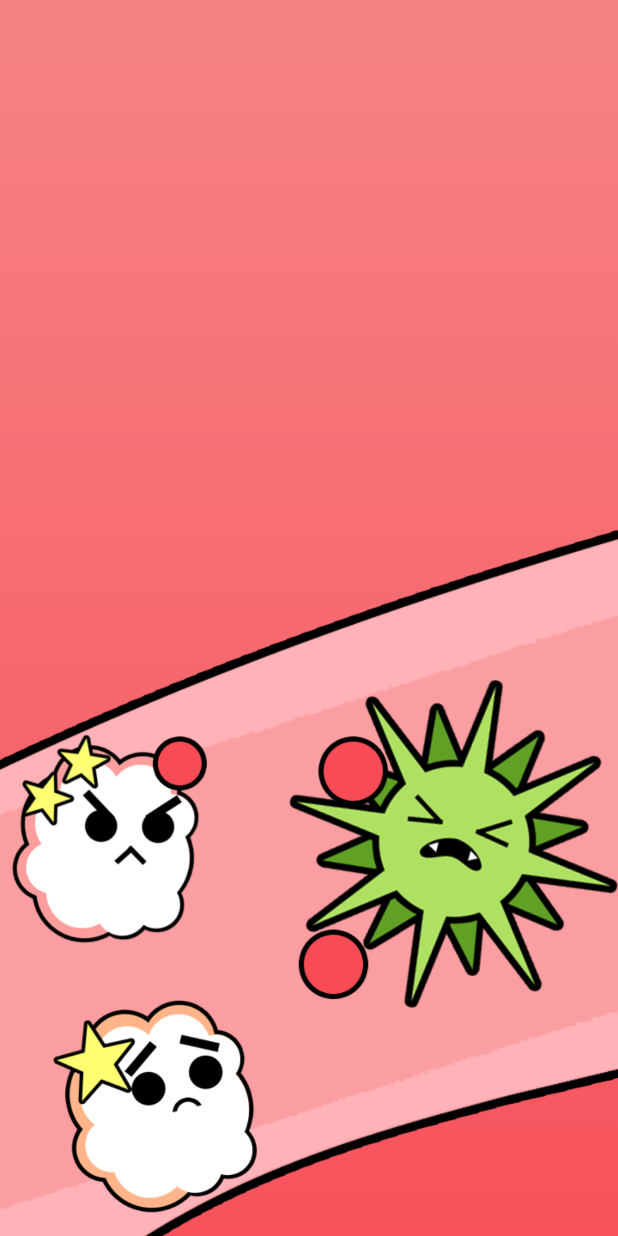
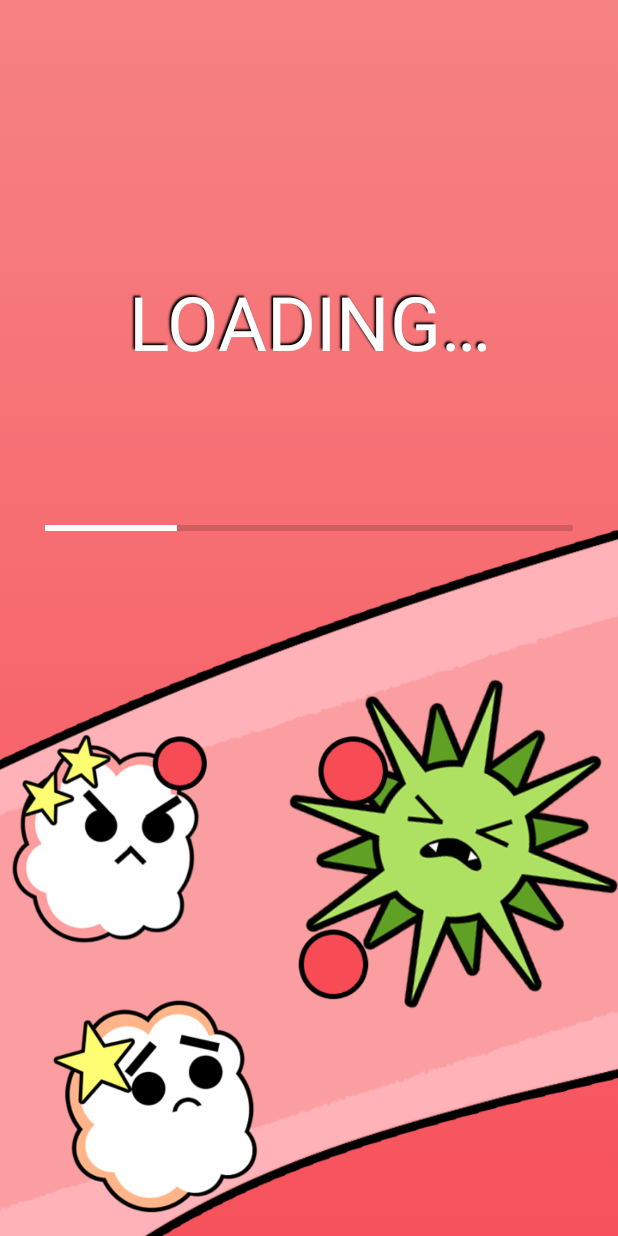
Before and after one commit to thegavyn/MOBAPDE_RESISTANCETD, an Android app: the layout activity_loading_screen.xml on its own in the app's theme, with its tools: preview values and no code run, on a phone screen of 412 x 824 dp. Run offline under Robolectric (Android 15) with nearby library versions, the phone set to English and light mode, and no system bars.

Commit message:
bug fix on pause and on resume, fix on loading screen

```diff
--- a/app/src/main/res/layout/activity_loading_screen.xml
+++ b/app/src/main/res/layout/activity_loading_screen.xml
@@ -1,10 +1,11 @@
 <?xml version="1.0" encoding="utf-8"?>
-<LinearLayout
+<android.support.constraint.ConstraintLayout
 	xmlns:android="http://schemas.android.com/apk/res/android"
 	xmlns:app="http://schemas.android.com/apk/res-auto"
 	xmlns:tools="http://schemas.android.com/tools"
 	android:layout_width="match_parent"
-	android:layout_height="match_parent">
+	android:layout_height="match_parent"
+	android:orientation="vertical">
 
 	<include
 		layout="@layout/icon_logo_layout"
@@ -13,47 +14,47 @@
 	<ProgressBar
 		android:id="@+id/pbLoadingProgress"
 		style="@style/Widget.AppCompat.ProgressBar.Horizontal"
-		android:progress="25"
-		android:max="100"
-		android:backgroundTint="@color/mainBgStart"
-		android:progressTint="@color/loadingProgressBar"
 		android:layout_width="fill_parent"
 		android:layout_height="wrap_content"
+		android:layout_marginBottom="464dp"
+		android:layout_marginEnd="30dp"
 		android:layout_marginLeft="30dp"
+		android:layout_marginRight="30dp"
 		android:layout_marginStart="30dp"
-		android:layout_marginRight="30dp"
-		android:layout_marginEnd="30dp"
-		android:layout_marginBottom="200dp"
+		android:backgroundTint="@color/mainBgStart"
+		android:max="100"
+		android:progress="25"
+		android:progressTint="@color/loadingProgressBar"
+		app:layout_constraintBottom_toBottomOf="parent"
+		app:layout_constraintEnd_toEndOf="parent"
+		app:layout_constraintHorizontal_bias="0.0"
 		app:layout_constraintLeft_toLeftOf="parent"
-		app:layout_constraintStart_toStartOf="parent"
 		app:layout_constraintRight_toRightOf="parent"
-		app:layout_constraintEnd_toEndOf="parent"
-		app:layout_constraintBottom_toBottomOf="parent"/>
+		app:layout_constraintStart_toStartOf="parent"/>
 
 	<TextView
 		android:id="@+id/tvLoadingGameData"
+		android:layout_width="fill_parent"
 		android:layout_height="wrap_content"
-		android:layout_width="fill_parent"
-		android:text="@string/loading"
-		android:textColor="@color/white"
-		android:textSize="50sp"
+		android:layout_marginEnd="20dp"
+		android:layout_marginLeft="20dp"
+		android:layout_marginRight="20dp"
+		android:layout_marginStart="20dp"
+		android:gravity="center"
 		android:shadowColor="#000000"
 		android:shadowDx="-2"
 		android:shadowDy="-2"
 		android:shadowRadius="1"
-		android:gravity="center"
-		android:layout_marginTop="0dp"
-		android:layout_marginLeft="20dp"
-		android:layout_marginStart="20dp"
-		android:layout_marginRight="20dp"
-		android:layout_marginEnd="20dp"
-		android:layout_marginBottom="0dp"
+		android:text="@string/loading"
+		android:textColor="@color/white"
+		android:textSize="50sp"
+		app:layout_constraintBottom_toTopOf="@id/pbLoadingProgress"
+		app:layout_constraintEnd_toEndOf="parent"
+		app:layout_constraintHorizontal_bias="0.0"
+		app:layout_constraintLeft_toLeftOf="parent"
+		app:layout_constraintRight_toRightOf="parent"
+		app:layout_constraintStart_toStartOf="parent"
 		app:layout_constraintTop_toTopOf="parent"
-		app:layout_constraintLeft_toLeftOf="parent"
-		app:layout_constraintStart_toStartOf="parent"
-		app:layout_constraintRight_toRightOf="parent"
-		app:layout_constraintEnd_toEndOf="parent"
-		app:layout_constraintBottom_toTopOf="@id/pbLoadingProgress"
-		app:layout_constraintVertical_bias="0.95"/>
+		app:layout_constraintVertical_bias="0.654"/>
 
-</LinearLayout>
+</android.support.constraint.ConstraintLayout>
```
Also changed, not shown: app/src/main/java/edu/dlsu/mobapde/resistancetd/GameThread.java (+13 -0 lines), app/src/main/java/edu/dlsu/mobapde/resistancetd/MainActivity.java (+9 -2 lines), app/src/main/java/edu/dlsu/mobapde/resistancetd/ScoresActivity.java (+13 -0 lines), app/src/main/java/edu/dlsu/mobapde/resistancetd/SinglePlayerGamePanel.java (+9 -1 lines).
